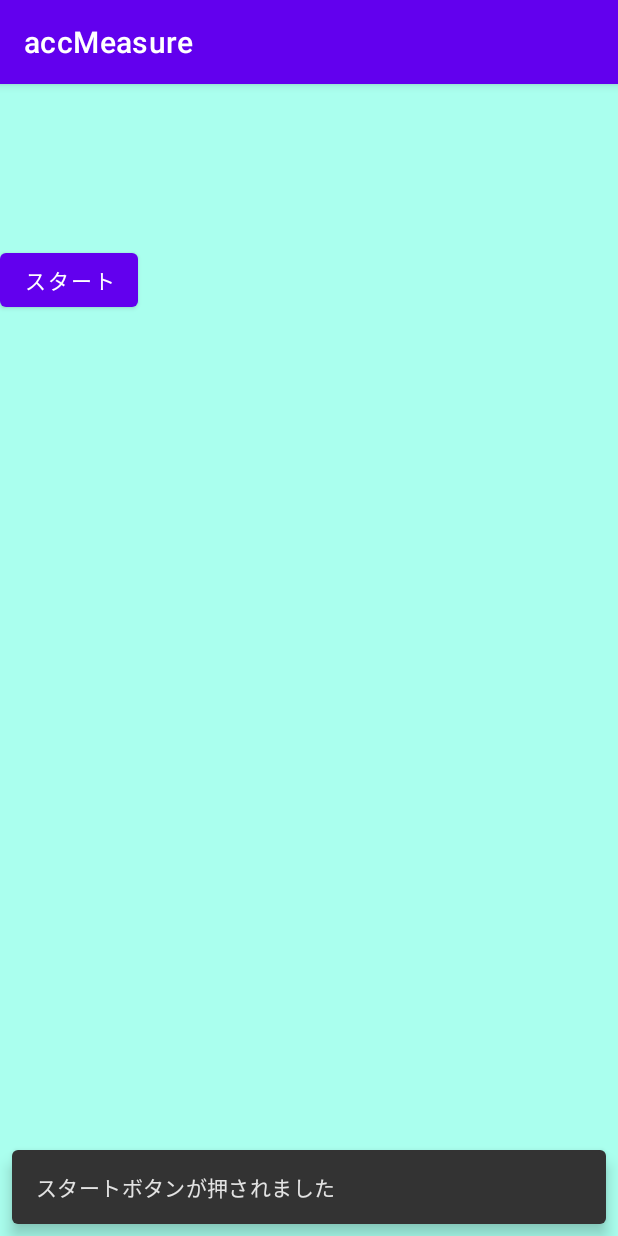
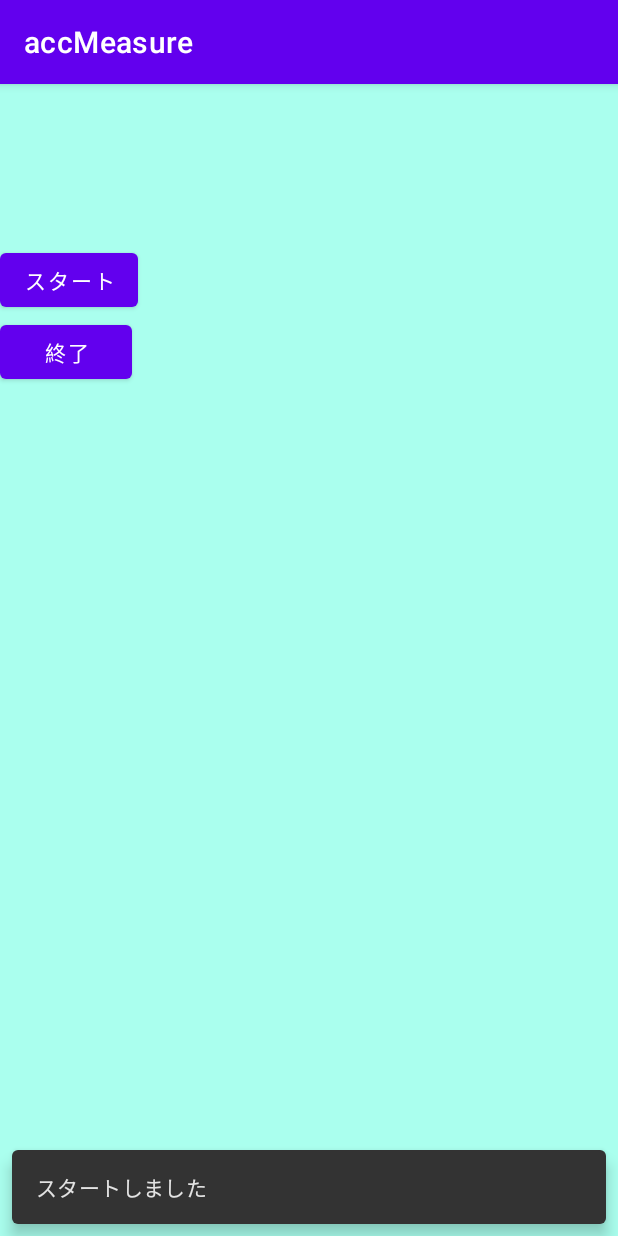
Before and after one commit to HafishD/accelMeasure, an Android app: the screen it shows after launch (MainActivity), after a tap on "スタート", on a phone screen of 412 x 824 dp. Run offline under Robolectric (Android 15) with nearby library versions, the phone set to English and light mode, and no system bars.

Commit message:
ボタンのupdate＋時間の処理の追加

```diff
--- a/app/src/main/java/com/example/accmeasure/MainActivity.java
+++ b/app/src/main/java/com/example/accmeasure/MainActivity.java
@@ -8,11 +8,13 @@ import android.hardware.Sensor;
 import android.hardware.SensorEvent;
 import android.hardware.SensorEventListener;
 import android.hardware.SensorManager;
-//import android.view.View;
-import android.widget.Button;
+//import android.widget.Button;
 import android.widget.TextView;
 
 import com.google.android.material.snackbar.Snackbar;
+
+import java.text.SimpleDateFormat;
+import java.util.Locale;
 
 public class MainActivity extends AppCompatActivity
         implements SensorEventListener {
@@ -20,9 +22,14 @@ public class MainActivity extends AppCompatActivity
     private SensorManager sensorManager;
     private TextView textView, textInfo;
 
+    private long startTime;
+
+    private final SimpleDateFormat dataFormat = new SimpleDateFormat("mm:ss.SS", Locale.JAPAN);
+
     @SuppressLint("MissingInflatedId")
     @Override
     protected void onCreate(Bundle savedInstanceState) {
+
         super.onCreate(savedInstanceState);
         setContentView(R.layout.activity_main);
 
@@ -34,8 +41,13 @@ public class MainActivity extends AppCompatActivity
         // Get an instance of the TextView
         textView = findViewById(R.id.text_view);
 
-        Button button = findViewById(R.id.button);
-        button.setOnClickListener(view -> Snackbar.make(view, "スタートボタンが押されました", Snackbar.LENGTH_SHORT).show());
+        findViewById(R.id.start).setOnClickListener(view -> {
+            startTime = System.currentTimeMillis();
+            Snackbar.make(view, "スタートしました", Snackbar.LENGTH_SHORT).show();
+        });
+
+        findViewById(R.id.finish).setOnClickListener(view -> Snackbar.make(view, dataFormat.format(System.currentTimeMillis() - startTime), Snackbar.LENGTH_SHORT).show());
+
     }
 
     @Override
--- a/app/src/main/res/layout/activity_main.xml
+++ b/app/src/main/res/layout/activity_main.xml
@@ -25,9 +25,15 @@
         android:textSize="20sp" />
 
     <Button
-        android:id="@+id/button"
+        android:id="@+id/start"
         android:layout_width="wrap_content"
         android:layout_height="wrap_content"
-        android:text="@string/text1" />
+        android:text="@string/strtbttn" />
+
+    <Button
+        android:id="@+id/finish"
+        android:layout_width="wrap_content"
+        android:layout_height="wrap_content"
+        android:text="@string/endbttn" />
 
 </LinearLayout>
--- a/app/src/main/res/values/strings.xml
+++ b/app/src/main/res/values/strings.xml
@@ -1,4 +1,5 @@
 <resources>
     <string name="app_name">accMeasure</string>
-    <string name="text1">スタート</string>
+    <string name="strtbttn">スタート</string>
+    <string name="endbttn">終了</string>
 </resources>
```
